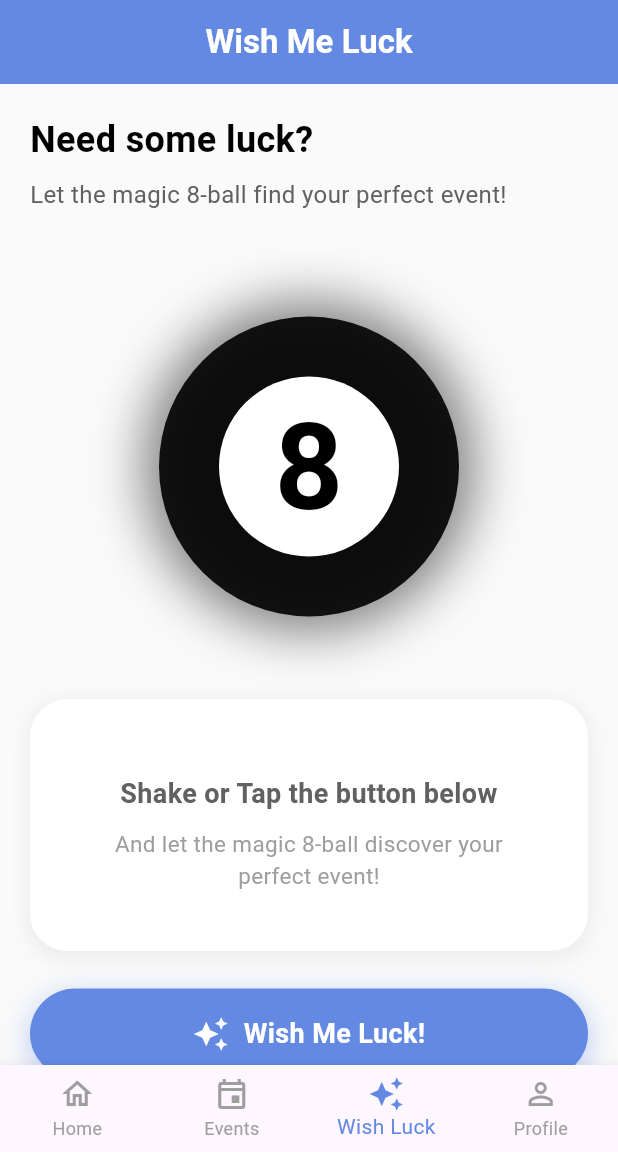
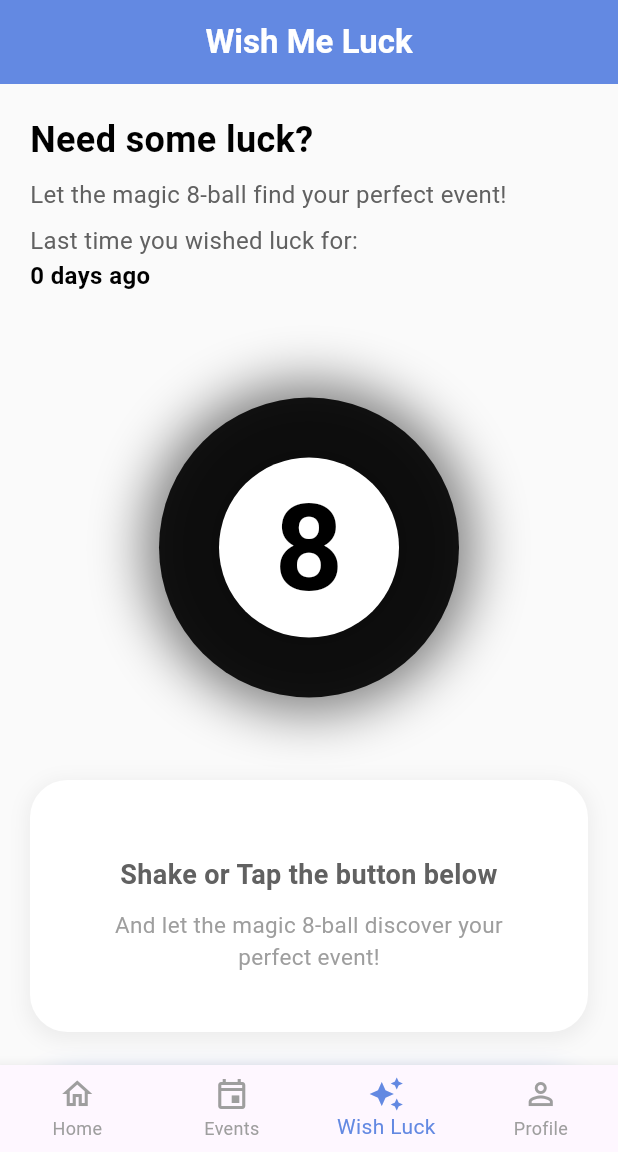
Before and after one commit to Moviles-2025-20/Flutter, a Flutter app: the MainPage screen opened by its route, after a tap on "Wish me Luck", on a phone screen of 412 x 824 dp, the part 84-1236 px from its top. Run offline on Flutter 3.47's test engine with Material 3 defaults, Android fonts, the phone set to English and light mode, and no system bars; our stand-ins replace cloud_firestore, firebase_auth, firebase_core, google_sign_in, shared_preferences; missing offline and left inert: flutter_facebook_auth, flutter_web_auth_2; accounts and stored records are empty; network calls fail.

Commit message:
Wish Me Luck Type 2 Implementation

```diff
--- a/lib/pages/wishMeLuck/view/wish_me_luck_view.dart
+++ b/lib/pages/wishMeLuck/view/wish_me_luck_view.dart
@@ -8,6 +8,7 @@ import 'package:flutter/material.dart';
 import 'package:provider/provider.dart';
 
 class WishMeLuckView extends StatelessWidget {
+
   const WishMeLuckView({Key? key}) : super(key: key);
 
   @override
@@ -22,6 +23,7 @@ class WishMeLuckView extends StatelessWidget {
 class _WishMeLuckContent extends StatefulWidget {
   const _WishMeLuckContent({Key? key}) : super(key: key);
 
+
   @override
   State<_WishMeLuckContent> createState() => _WishMeLuckContentState();
 }
@@ -30,10 +32,14 @@ class _WishMeLuckContentState extends State<_WishMeLuckContent>
     with SingleTickerProviderStateMixin {
   late AnimationController _shakeController;
   late Animation<double> _shakeAnimation;
+  int lastWishedTime = 0; // inicializamos con 0
+
+  final WishMeLuckViewModel _viewModel = WishMeLuckViewModel();
 
   @override
   void initState() {
     super.initState();
+
     _shakeController = AnimationController(
       duration: const Duration(milliseconds: 500),
       vsync: this,
@@ -42,6 +48,14 @@ class _WishMeLuckContentState extends State<_WishMeLuckContent>
     _shakeAnimation = Tween<double>(begin: 0, end: 1).animate(
       CurvedAnimation(parent: _shakeController, curve: Curves.elasticIn),
     );
+
+    // Cargamos la variable asincrónica
+    _loadLastWishedTime();
+  }
+
+  Future<void> _loadLastWishedTime() async {
+    lastWishedTime = await _viewModel.calculateDaysSinceLastWished();
+    setState(() {}); // refresca la UI para que HeaderSectionWML reciba el valor
   }
 
   @override
@@ -66,10 +80,7 @@ class _WishMeLuckContentState extends State<_WishMeLuckContent>
       appBar: AppBar(
         title: const Text(
           'Wish Me Luck',
-          style: TextStyle(
-            fontWeight: FontWeight.bold,
-            color: Color.fromARGB(255, 255, 255, 255),
-          ),
+          style: TextStyle(fontWeight: FontWeight.bold, color: Colors.white),
         ),
         centerTitle: true,
         backgroundColor: const Color(0xFF6389E2),
@@ -83,7 +94,10 @@ class _WishMeLuckContentState extends State<_WishMeLuckContent>
             child: Column(
               crossAxisAlignment: CrossAxisAlignment.start,
               children: [
-                const HeaderSectionWML(),
+                // Enviamos la variable al Header
+                HeaderSectionWML(
+                  lastWished: lastWishedTime,
+                ),
                 const SizedBox(height: 30),
 
                 Magic8BallCard(
--- a/lib/pages/wishMeLuck/viewmodel/wish_me_luck_view_model.dart
+++ b/lib/pages/wishMeLuck/viewmodel/wish_me_luck_view_model.dart
@@ -10,10 +10,12 @@ class WishMeLuckViewModel extends ChangeNotifier {
   WishMeLuckEvent? _currentEvent;
   bool _isLoading = false;
   String? _error;
+  int lastWishedTime = -1;
 
   WishMeLuckEvent? get currentEvent => _currentEvent;
   bool get isLoading => _isLoading;
   String? get error => _error;
+  int get lastWished => lastWishedTime;
 
   // Message
   String getMotivationalMessage() {
@@ -51,6 +53,25 @@ class WishMeLuckViewModel extends ChangeNotifier {
     }
   }
 
+  Future<int> calculateDaysSinceLastWished() async {
+    final now = DateTime.now();
+    final DateTime? lastWishedDate = await _service.getLastWishedDate();
+
+    int lastWishedTime = 0;
+
+    if (lastWishedDate == null) {
+      // Nunca se ha deseado suerte antes
+      await _service.setLastWishedDate(now);
+      lastWishedTime = 0;
+    } else {
+      final difference = now.difference(lastWishedDate).inDays;
+      lastWishedTime = difference;
+      notifyListeners(); // si estás en un ViewModel extendiendo ChangeNotifier
+    }
+
+    return lastWishedTime;
+  }
+
   void clearEvent() {
     _currentEvent = null;
     _error = null;
--- a/lib/util/wish_me_luck_service.dart
+++ b/lib/util/wish_me_luck_service.dart
@@ -37,7 +37,7 @@ class WishMeLuckService {
         throw Exception('No hay eventos disponibles');
       }
 
-      // Seleccionar evento aleatorio
+      // Seleccionar evento aleatorio AGREGAR SMART
       final random = Random();
       final randomDoc = snapshot.docs[random.nextInt(snapshot.docs.length)];
 
@@ -54,8 +54,41 @@ class WishMeLuckService {
     }
   }
 
+  Future<DateTime?> getLastWishedDate() async {
+    try {
+      final user = _auth.currentUser;
+      if (user == null) {
+        throw Exception('Usuario no autenticado');
+      }
 
+      final doc = await _firestore.collection('users').doc(user.uid).get();
+      if (doc.exists) {
+        final data = doc.data();
+        if (data != null && data.containsKey('lastWished')) {
+          return (data['lastWished'] as Timestamp).toDate();
+        }
+      }
+      return null;
+    } catch (e) {
+      print('Error al obtener la última fecha: $e');
+      return null;
+    }
+  }
 
+  Future<void> setLastWishedDate(DateTime date) async {
+    try {
+      final user = _auth.currentUser;
+      if (user == null) {
+        throw Exception('Usuario no autenticado');
+      }
+
+      await _firestore.collection('users').doc(user.uid).set({
+        'lastWished': Timestamp.fromDate(date),
+      }, SetOptions(merge: true));
+    } catch (e) {
+      print('Error al establecer la última fecha: $e');
+    }
+  }
 
   Future<void> addEvents(List<Map<String, dynamic>> events) async {
     try {
--- a/lib/widgets/MagicBall/header_section.dart
+++ b/lib/widgets/MagicBall/header_section.dart
@@ -1,7 +1,9 @@
 import 'package:flutter/material.dart';
 
 class HeaderSectionWML extends StatelessWidget {
-  const HeaderSectionWML({Key? key}) : super(key: key);
+  final int? lastWished;
+  const HeaderSectionWML({Key? key, this.lastWished}) : super(key: key);
+
 
   @override
   Widget build(BuildContext context) {
@@ -24,7 +26,30 @@ class HeaderSectionWML extends StatelessWidget {
             color: Colors.grey[700],
           ),
         ),
-      ],
-    );
+        Column(
+          crossAxisAlignment: CrossAxisAlignment.start,
+          children: [
+            const SizedBox(height: 8),
+
+            if (lastWished != null) ...[
+              Text(
+                "Last time you wished luck for:",
+                style: TextStyle(
+                  fontSize: 16,
+                  color: Colors.grey[700],
+                ),
+              ),
+              Text(
+                "$lastWished days ago",
+                style: TextStyle(
+                  fontSize: 16,
+                  color: Colors.black,
+                  fontWeight: FontWeight.bold,
+                ),
+              ),
+            ],
+
+          ],
+    )]);
   }
 }
```
